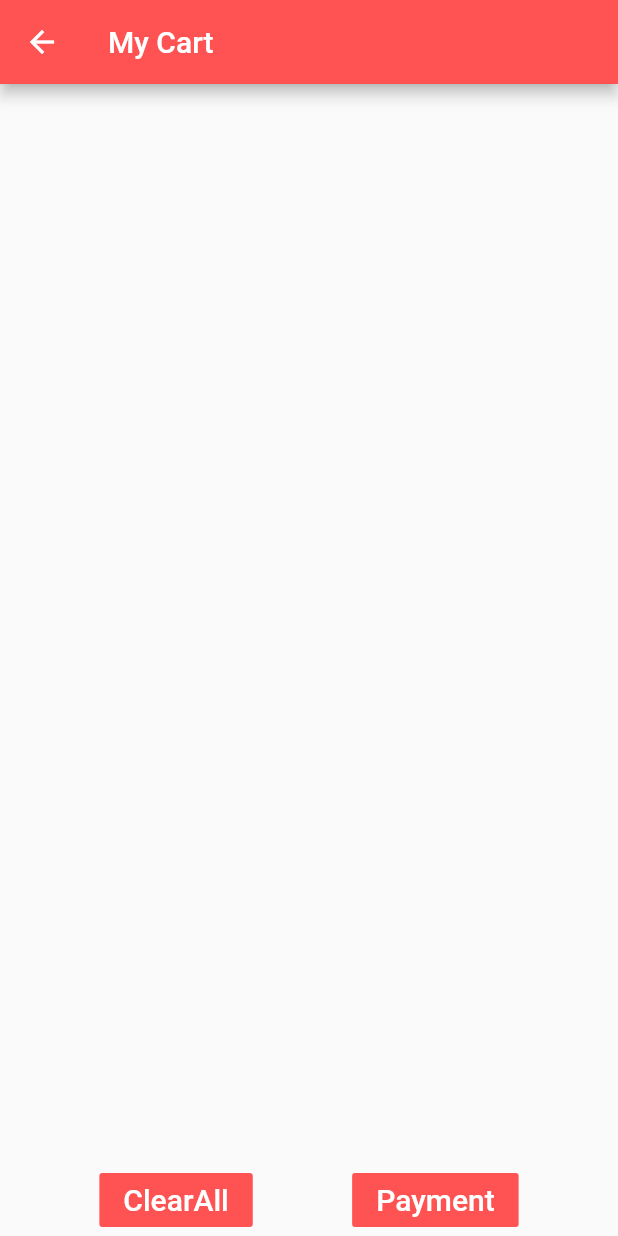
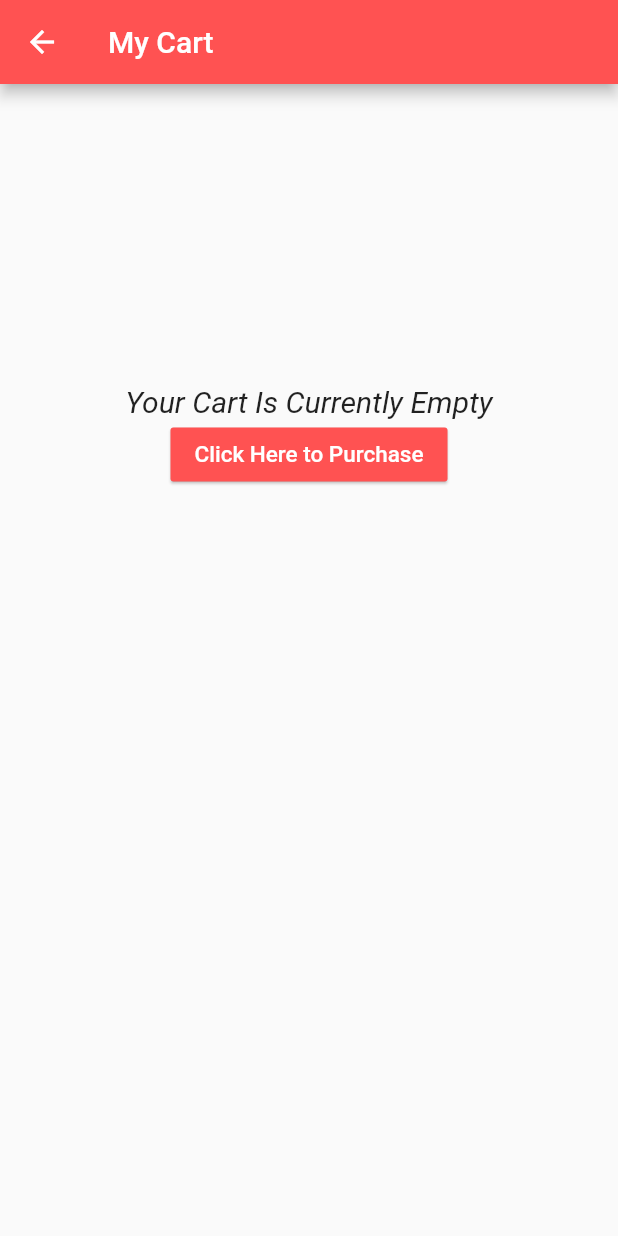
Before and after one commit to Manu-AdapptLimited/covid_shoping, a Flutter app: the ShopItem screen opened directly with empty values, after a tap on the "shopping cart" icon, on a phone screen of 412 x 824 dp. Run offline on Flutter 3.47's test engine with Material 2 defaults, Android fonts, the phone set to English and light mode, and no system bars.

Commit message:
HeaderAdded

```diff
--- /dev/null
+++ b/lib/Cart_header.dart
@@ -0,0 +1,21 @@
+import 'package:flutter/material.dart';
+import 'package:my_app/EmptyCart.dart';
+import 'package:my_app/cart_screen.dart';
+import 'package:provider/provider.dart';
+
+import 'Model/Cart.dart';
+
+class CartHeader extends StatelessWidget {
+  @override
+  Widget build(BuildContext context) {
+    final cart = Provider.of<Cart>(context);
+    final cartLenght=cart.items;
+    return Scaffold(
+      appBar: AppBar(
+        backgroundColor: Colors.redAccent,
+        title: Text("My Cart"),
+      ),
+      body: cartLenght.length > 0 ? CartScreen() : EmptyCart() ,
+    );
+  }
+}
--- /dev/null
+++ b/lib/EmptyCart.dart
@@ -0,0 +1,47 @@
+import 'package:flutter/material.dart';
+
+import 'HomePage.dart';
+
+class EmptyCart extends StatelessWidget {
+  @override
+  Widget build(BuildContext context) {
+    return Scaffold(
+      // appBar: AppBar(
+      //   backgroundColor: Colors.redAccent,
+      //   title: Text("My Cart"),
+      // ),
+      body: Center(
+        child: Container(
+          margin: EdgeInsets.symmetric(vertical: 200.0),
+          child: Column(
+            children: <Widget>[
+              Text(
+                "Your Cart Is Currently Empty",
+                style: TextStyle(
+                  fontSize: 20.0,
+                  fontStyle: FontStyle.italic
+                ),
+              ),
+              MaterialButton(
+                onPressed: () {
+                  Navigator.push(context,
+                      MaterialPageRoute(builder: (context) => HomePage()));
+                },
+                child: Text(
+                  "Click Here to Purchase",
+                  style: TextStyle(
+                    color: Colors.white,
+                    fontSize: 15.0,
+                  ),
+                ),
+                color: Colors.redAccent,
+                elevation: 0.8,
+                hoverElevation: 1.0,
+              )
+            ],
+          ),
+        ),
+      ),
+    );
+  }
+}
--- a/lib/HomePage.dart
+++ b/lib/HomePage.dart
@@ -1,4 +1,6 @@
 import 'package:flutter/material.dart';
+import 'package:my_app/Cart_header.dart';
+import 'package:my_app/EmptyCart.dart';
 import 'package:my_app/cart_screen.dart';
 import 'ShopPage.dart';
 
@@ -29,7 +31,8 @@ class _HomePageState extends State<HomePage> {
                 color: Colors.white,
               ),
               onPressed: () {
-                Navigator.push(context, MaterialPageRoute(builder: (context)=>CartScreen()));
+                // Navigator.push(context, MaterialPageRoute(builder: (context)=>CartScreen()));
+                Navigator.push(context, MaterialPageRoute(builder: (context)=>CartHeader()));
               },
             )
           ],
--- a/lib/ShopItem.dart
+++ b/lib/ShopItem.dart
@@ -1,6 +1,8 @@
 import 'package:flutter/material.dart';
+import 'package:my_app/Cart_header.dart';
 import 'package:my_app/cart_screen.dart';
 import 'AllProduct.dart';
+import 'EmptyCart.dart';
 
 class ShopItem extends StatefulWidget {
   final shop_item_name;
@@ -34,8 +36,10 @@ class _ShopItemState extends State<ShopItem> {
               color: Colors.white,
             ),
             onPressed: () {
-              Navigator.push(context,
-                  MaterialPageRoute(builder: (context) => CartScreen()));
+              // Navigator.push(context,
+              //     MaterialPageRoute(builder: (context) => CartScreen()));
+
+               Navigator.push(context, MaterialPageRoute(builder: (context)=>CartHeader()));
             },
           )
         ],
--- a/lib/cart_screen.dart
+++ b/lib/cart_screen.dart
@@ -11,10 +11,10 @@ class CartScreen extends StatelessWidget {
   Widget build(BuildContext context) {
     final cart = Provider.of<Cart>(context);
     return Scaffold(
-      appBar: AppBar(
-         backgroundColor: Colors.redAccent,
-        title: Text("My Cart"),
-      ),
+      // appBar: AppBar(
+      //    backgroundColor: Colors.redAccent,
+      //   title: Text("My Cart"),
+      // ),
       body: Column(
         children: <Widget>[
           Expanded(
@@ -30,7 +30,7 @@ class CartScreen extends StatelessWidget {
                     )),
           ),
           Row(
-            mainAxisAlignment: MainAxisAlignment.spaceEvenly,
+            mainAxisAlignment: MainAxisAlignment.spaceBetween,
             children: <Widget>[
               FlatButton(
                   color: Colors.redAccent,
@@ -40,8 +40,8 @@ class CartScreen extends StatelessWidget {
                         MaterialPageRoute(builder: (context) => HomePage()));
                   },
                   child: Text(
-                    "ClearAll",
-                    style: TextStyle(fontSize: 20.0, color: Colors.white),
+                    "Empty Cart",
+                    style: TextStyle(fontSize: 20.0,  color: Colors.white),
                   )),
               FlatButton(
                   color: Colors.redAccent,
```
Also changed, not shown: lib/cart_item.dart (+20 -0 lines), lib/pdt_item.dart (+16 -7 lines).
